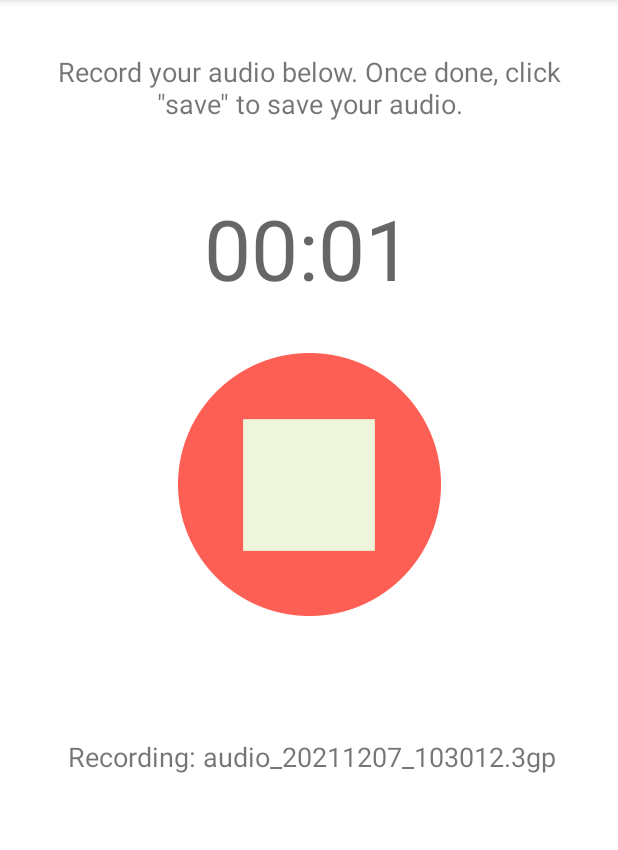
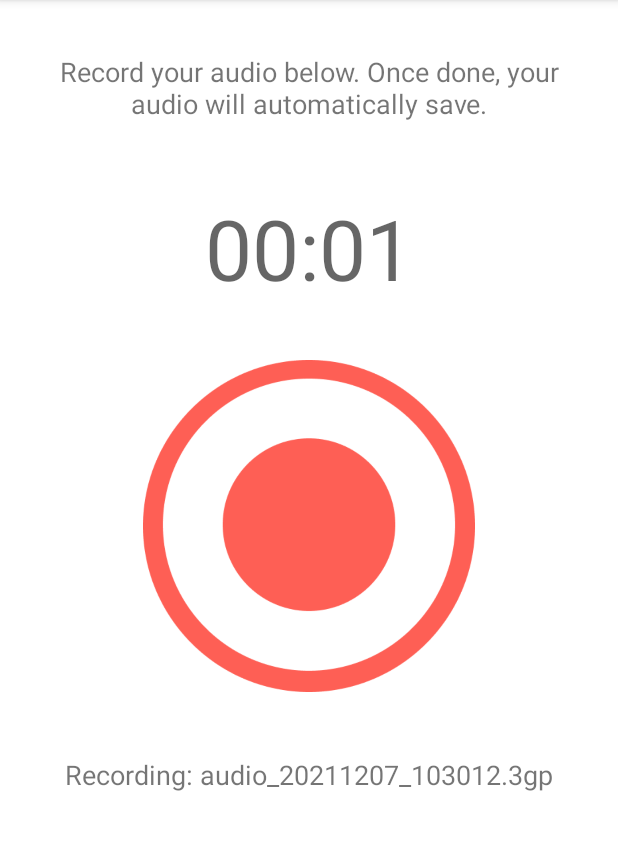
Before and after one commit to tarkowskialyssa/Audio-Recorder, an Android app: the RecordActivity screen opened directly, with no data from a screen before it, after a tap on an icon or button, on a phone screen of 412 x 824 dp, the part 84-934 px from its top. Run offline under Robolectric (Android 15) with nearby library versions, the phone set to English and light mode, and no system bars.

Commit message:
recording button changed

```diff
--- a/app/src/main/java/com/zybooks/audiorecorder/RecordActivity.java
+++ b/app/src/main/java/com/zybooks/audiorecorder/RecordActivity.java
@@ -103,7 +103,7 @@ public class RecordActivity extends AppCompatActivity {
             mStartRecording = !mStartRecording;
 
             //Updates button image
-            int imageResource = mStartRecording ? R.drawable.play : R.drawable.stop;
+            int imageResource = mStartRecording ? R.drawable.record : R.drawable.recording;
             recordButton.setImageDrawable(ContextCompat.getDrawable(RecordActivity.this, imageResource));
 
         } else {
--- a/app/src/main/res/layout/activity_record.xml
+++ b/app/src/main/res/layout/activity_record.xml
@@ -11,11 +11,10 @@
       android:layout_width="342dp"
       android:layout_height="63dp"
       android:layout_marginTop="35dp"
-      android:text='Record your audio below. Once done, click "save" to save your audio.'
+      android:text="Record your audio below. Once done, your audio will automatically save."
       android:textAlignment="center"
       android:textSize="18sp"
       app:layout_constraintEnd_toEndOf="parent"
-      app:layout_constraintHorizontal_bias="0.5"
       app:layout_constraintStart_toStartOf="parent"
       app:layout_constraintTop_toTopOf="parent" />
 
@@ -26,31 +25,28 @@
       android:layout_marginTop="128dp"
       android:textAppearance="@style/TextAppearance.AppCompat.Display3"
       app:layout_constraintEnd_toEndOf="parent"
-      app:layout_constraintHorizontal_bias="0.497"
       app:layout_constraintStart_toStartOf="parent"
       app:layout_constraintTop_toTopOf="parent" />
 
   <ImageView
       android:id="@+id/idRecordImageView"
-      android:layout_width="223dp"
-      android:layout_height="175dp"
-      android:layout_marginTop="235dp"
+      android:layout_width="301dp"
+      android:layout_height="221dp"
+      android:layout_marginTop="240dp"
       android:onClick="onRecordClick"
       app:layout_constraintEnd_toEndOf="parent"
-      app:layout_constraintHorizontal_bias="0.5"
       app:layout_constraintStart_toStartOf="parent"
       app:layout_constraintTop_toTopOf="parent"
-      app:srcCompat="@drawable/play" />
+      app:srcCompat="@drawable/record" />
 
   <TextView
       android:id="@+id/fileText"
       android:layout_width="wrap_content"
       android:layout_height="wrap_content"
-      android:layout_marginTop="492dp"
+      android:layout_marginTop="504dp"
       android:text="Press the button to record."
       android:textSize="18sp"
       app:layout_constraintEnd_toEndOf="parent"
-      app:layout_constraintHorizontal_bias="0.526"
       app:layout_constraintStart_toStartOf="parent"
       app:layout_constraintTop_toTopOf="parent" />
 </androidx.constraintlayout.widget.ConstraintLayout>
```
Also changed, not shown: app/src/main/res/drawable-v24/record.png (added), app/src/main/res/drawable-v24/recording.png (added).
